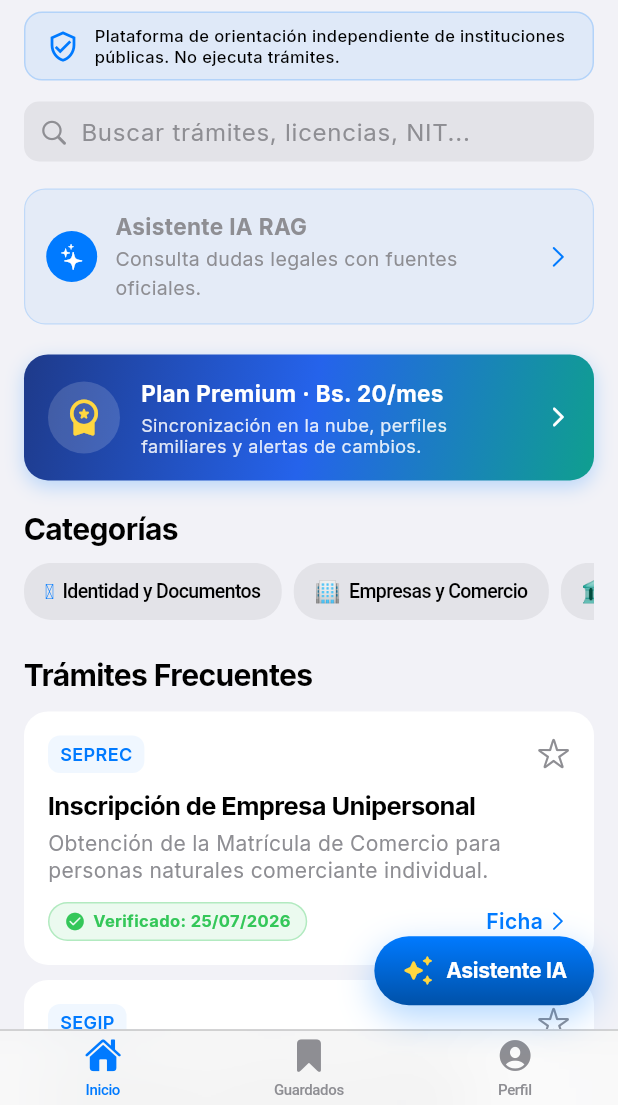
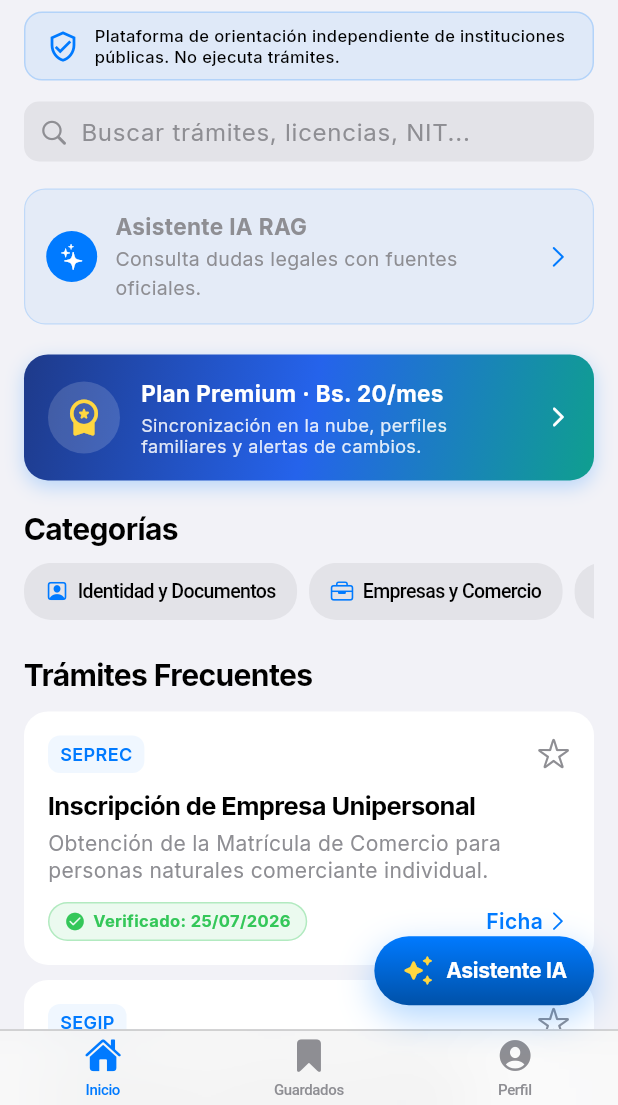
Before and after one commit to as7haro7/mi-tramite-bolivia, a Flutter app: the screen it shows after launch, after a tap on "Siguiente", after a tap on "Omitir e ir al inicio", on a phone screen of 412 x 824 dp, the part 131-1236 px from its top. Run offline on Flutter 3.47's test engine with Material 3 defaults, Android fonts, the light colour scheme and no system bars; our stand-ins replace google_fonts, shared_preferences; network calls fail.

Commit message:
Replace informal text emojis with clean vector CupertinoIcons for institutional UI

```diff
--- a/app/lib/screens/home_screen.dart
+++ b/app/lib/screens/home_screen.dart
@@ -51,6 +51,25 @@ class _HomeScreenState extends State<HomeScreen> {
       _tramitesFrecuentes = trs;
       _isLoading = false;
     });
+  }
+
+  IconData _getCategoryIconData(String codigo) {
+    switch (codigo.toLowerCase()) {
+      case 'identidad':
+        return CupertinoIcons.person_crop_square;
+      case 'negocio':
+        return CupertinoIcons.briefcase;
+      case 'impuestos':
+        return CupertinoIcons.doc_plaintext;
+      case 'vehiculos':
+        return CupertinoIcons.car_detailed;
+      case 'salud':
+        return CupertinoIcons.heart;
+      case 'educacion':
+        return CupertinoIcons.book;
+      default:
+        return CupertinoIcons.folder;
+    }
   }
 
   @override
@@ -311,7 +330,11 @@ class _HomeScreenState extends State<HomeScreen> {
                             },
                             child: Row(
                               children: [
-                                Text(cat.icono ?? '📁', style: const TextStyle(fontSize: 14)),
+                                Icon(
+                                  _getCategoryIconData(cat.codigo),
+                                  size: 16,
+                                  color: AppTheme.tintColor,
+                                ),
                                 const SizedBox(width: 6),
                                 Text(
                                   cat.nombre,
--- a/app/lib/services/api_service.dart
+++ b/app/lib/services/api_service.dart
@@ -451,12 +451,12 @@ class ApiService {
 
   static List<Categoria> _getFallbackCategorias() {
     return [
-      Categoria(id: 1, codigo: 'identidad', nombre: 'Identidad y Documentos', icono: '🪪'),
-      Categoria(id: 2, codigo: 'negocio', nombre: 'Empresas y Comercio', icono: '🏢'),
-      Categoria(id: 3, codigo: 'impuestos', nombre: 'Impuestos y Tributos', icono: '🏛️'),
-      Categoria(id: 4, codigo: 'vehiculos', nombre: 'Vehículos y Licencias', icono: '🚗'),
-      Categoria(id: 5, codigo: 'salud', nombre: 'Salud y Seguridad Social', icono: '🏥'),
-      Categoria(id: 6, codigo: 'educacion', nombre: 'Educación y Títulos', icono: '🎓'),
+      Categoria(id: 1, codigo: 'identidad', nombre: 'Identidad y Documentos', icono: null),
+      Categoria(id: 2, codigo: 'negocio', nombre: 'Empresas y Comercio', icono: null),
+      Categoria(id: 3, codigo: 'impuestos', nombre: 'Impuestos y Tributos', icono: null),
+      Categoria(id: 4, codigo: 'vehiculos', nombre: 'Vehículos y Licencias', icono: null),
+      Categoria(id: 5, codigo: 'salud', nombre: 'Salud y Seguridad Social', icono: null),
+      Categoria(id: 6, codigo: 'educacion', nombre: 'Educación y Títulos', icono: null),
     ];
   }
 
```
Also changed, not shown: app/lib/screens/tramite_detail_screen.dart (+22 -6 lines).
